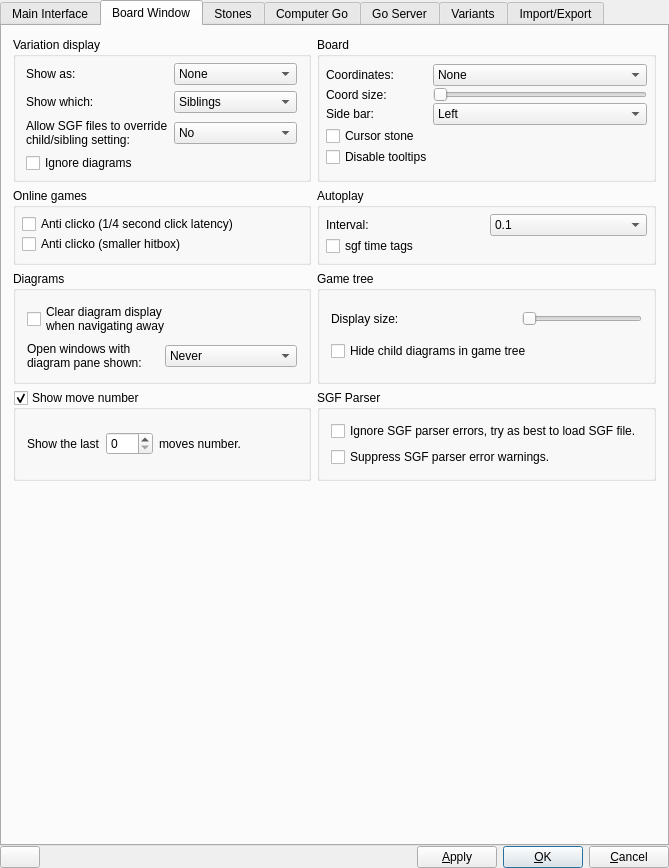
Before: the Qt Designer form src/preferences_gui.ui in missdeer/quteGo, drawn with Qt 5.
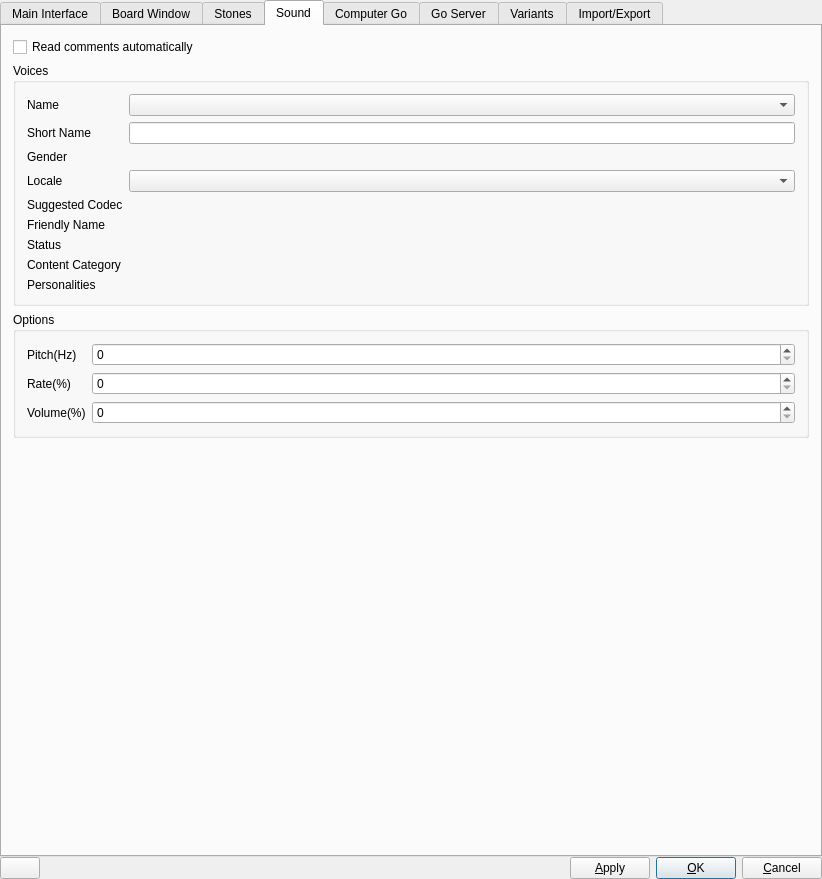
After: the same form once the commit is applied. Icons and pictures are not drawn. Custom widgets are drawn as their Qt base class.

Commit message: add sound preferences page

Patch:
```diff
--- a/src/preferences_gui.ui
+++ b/src/preferences_gui.ui
@@ -6,7 +6,7 @@
    <rect>
     <x>0</x>
     <y>0</y>
-    <width>669</width>
+    <width>822</width>
     <height>868</height>
    </rect>
   </property>
@@ -169,7 +169,7 @@
      </item>
     </layout>
    </item>
-   <item row="0" column="0">
+   <item row="0" column="0" colspan="2">
     <widget class="QTabWidget" name="tabWidget">
      <property name="sizePolicy">
       <sizepolicy hsizetype="Expanding" vsizetype="Minimum">
@@ -187,7 +187,7 @@
       <string/>
      </property>
      <property name="currentIndex">
-      <number>1</number>
+      <number>3</number>
      </property>
      <widget class="QWidget" name="InterfaceTabWidget">
       <attribute name="title">
@@ -2201,6 +2201,183 @@
        </item>
       </layout>
      </widget>
+     <widget class="QWidget" name="tabSound">
+      <attribute name="title">
+       <string>Sound</string>
+      </attribute>
+      <layout class="QVBoxLayout" name="verticalLayout_9">
+       <item>
+        <widget class="QCheckBox" name="cbAutoReadComment">
+         <property name="text">
+          <string>Read comments automatically</string>
+         </property>
+        </widget>
+       </item>
+       <item>
+        <widget class="QGroupBox" name="gbVoices">
+         <property name="title">
+          <string>Voices</string>
+         </property>
+         <layout class="QFormLayout" name="formLayout_3">
+          <item row="0" column="0">
+           <widget class="QLabel" name="label_30">
+            <property name="text">
+             <string>Name</string>
+            </property>
+           </widget>
+          </item>
+          <item row="0" column="1">
+           <widget class="QComboBox" name="cbVoiceNames"/>
+          </item>
+          <item row="1" column="0">
+           <widget class="QLabel" name="label_31">
+            <property name="text">
+             <string>Short Name</string>
+            </property>
+           </widget>
+          </item>
+          <item row="1" column="1">
+           <widget class="QLineEdit" name="edtVoiceShortName">
+            <property name="readOnly">
+             <bool>true</bool>
+            </property>
+           </widget>
+          </item>
+          <item row="2" column="0">
+           <widget class="QLabel" name="label_32">
+            <property name="text">
+             <string>Gender</string>
+            </property>
+           </widget>
+          </item>
+          <item row="2" column="1">
+           <widget class="QLabel" name="lblVoiceGender">
+            <property name="text">
+             <string/>
+            </property>
+           </widget>
+          </item>
+          <item row="3" column="0">
+           <widget class="QLabel" name="label_34">
+            <property name="text">
+             <string>Locale</string>
+            </property>
+           </widget>
+          </item>
+          <item row="3" column="1">
+           <widget class="QComboBox" name="comboBox"/>
+          </item>
+          <item row="4" column="0">
+           <widget class="QLabel" name="label_35">
+            <property name="text">
+             <string>Suggested Codec</string>
+            </property>
+           </widget>
+          </item>
+          <item row="4" column="1">
+           <widget class="QLabel" name="lblVoiceSuggestedCodec"/>
+          </item>
+          <item row="5" column="0">
+           <widget class="QLabel" name="label_37">
+            <property name="text">
+             <string>Friendly Name</string>
+            </property>
+           </widget>
+          </item>
+          <item row="5" column="1">
+           <widget class="QLabel" name="lblVoiceFriendlyName"/>
+          </item>
+          <item row="6" column="0">
+           <widget class="QLabel" name="label_39">
+            <property name="text">
+             <string>Status</string>
+            </property>
+           </widget>
+          </item>
+          <item row="6" column="1">
+           <widget class="QLabel" name="lblVoiceStatus"/>
+          </item>
+          <item row="7" column="0">
+           <widget class="QLabel" name="label_41">
+            <property name="text">
+             <string>Content Category</string>
+            </property>
+           </widget>
+          </item>
+          <item row="7" column="1">
+           <widget class="QLabel" name="lblVoiceContentCategory"/>
+          </item>
+          <item row="8" column="0">
+           <widget class="QLabel" name="label_43">
+            <property name="text">
+             <string>Personalities</string>
+            </property>
+           </widget>
+          </item>
+          <item row="8" column="1">
+           <widget class="QLabel" name="lblVoicePersonalities">
+            <property name="text">
+             <string/>
+            </property>
+           </widget>
+          </item>
+         </layout>
+        </widget>
+       </item>
+       <item>
+        <widget class="QGroupBox" name="gbVoiceOptions">
+         <property name="title">
+          <string>Options</string>
+         </property>
+         <layout class="QFormLayout" name="formLayout_5">
+          <item row="0" column="0">
+           <widget class="QLabel" name="label_45">
+            <property name="text">
+             <string>Pitch(Hz)</string>
+            </property>
+           </widget>
+          </item>
+          <item row="0" column="1">
+           <widget class="QSpinBox" name="spVoicePitch"/>
+          </item>
+          <item row="1" column="0">
+           <widget class="QLabel" name="label_46">
+            <property name="text">
+             <string>Rate(%)</string>
+            </property>
+           </widget>
+          </item>
+          <item row="1" column="1">
+           <widget class="QSpinBox" name="spVoiceRate"/>
+          </item>
+          <item row="2" column="0">
+           <widget class="QLabel" name="label_47">
+            <property name="text">
+             <string>Volume(%)</string>
+            </property>
+           </widget>
+          </item>
+          <item row="2" column="1">
+           <widget class="QSpinBox" name="spVoiceVolume"/>
+          </item>
+         </layout>
+        </widget>
+       </item>
+       <item>
+        <spacer name="verticalSpacer_13">
+         <property name="orientation">
+          <enum>Qt::Orientation::Vertical</enum>
+         </property>
+         <property name="sizeHint" stdset="0">
+          <size>
+           <width>20</width>
+           <height>404</height>
+          </size>
+         </property>
+        </spacer>
+       </item>
+      </layout>
+     </widget>
      <widget class="QWidget" name="ComputerGoTabWidget">
       <attribute name="title">
        <string>Computer Go</string>
```
Left out of the diff: 170 changed lines with no effect on the pictures. The commit also changes 1 other file.
